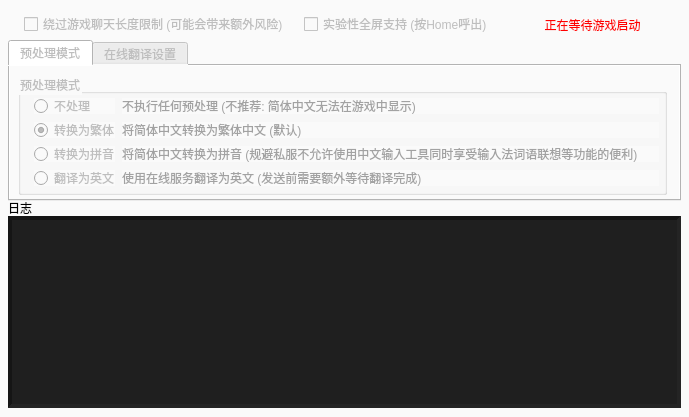
Old version of the form BattlefieldChat/BattlefieldChat.ui in the repository SakuraKoi/BattlefieldChat.
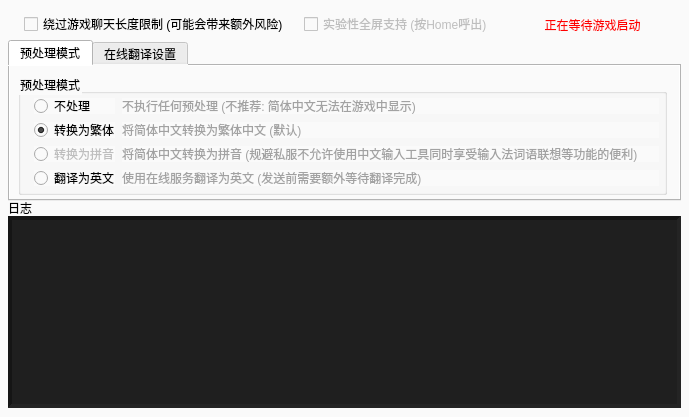
New version of the form. Icons and pictures are not drawn.

Diff of the .ui file:
```diff
--- a/BattlefieldChat/BattlefieldChat.ui
+++ b/BattlefieldChat/BattlefieldChat.ui
@@ -51,7 +51,7 @@
    </widget>
    <widget class="QWidget" name="mainContent" native="true">
     <property name="enabled">
-     <bool>false</bool>
+     <bool>true</bool>
     </property>
     <property name="geometry">
      <rect>
@@ -151,6 +151,9 @@
         </property>
        </widget>
        <widget class="QRadioButton" name="radioModePinyin">
+        <property name="enabled">
+         <bool>false</bool>
+        </property>
         <property name="geometry">
          <rect>
           <x>16</x>
@@ -165,7 +168,7 @@
        </widget>
        <widget class="QRadioButton" name="radioModeEnglish">
         <property name="enabled">
-         <bool>false</bool>
+         <bool>true</bool>
         </property>
         <property name="geometry">
          <rect>
```
